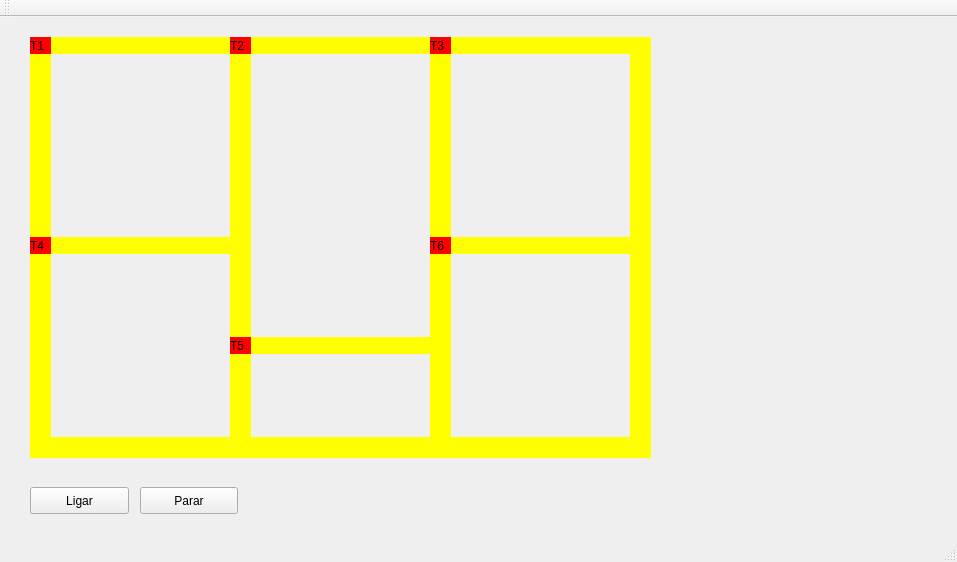
First picture: the form in mainwindow.ui, repository Lucasadasc/projeto-colisao-trens, before the edit.
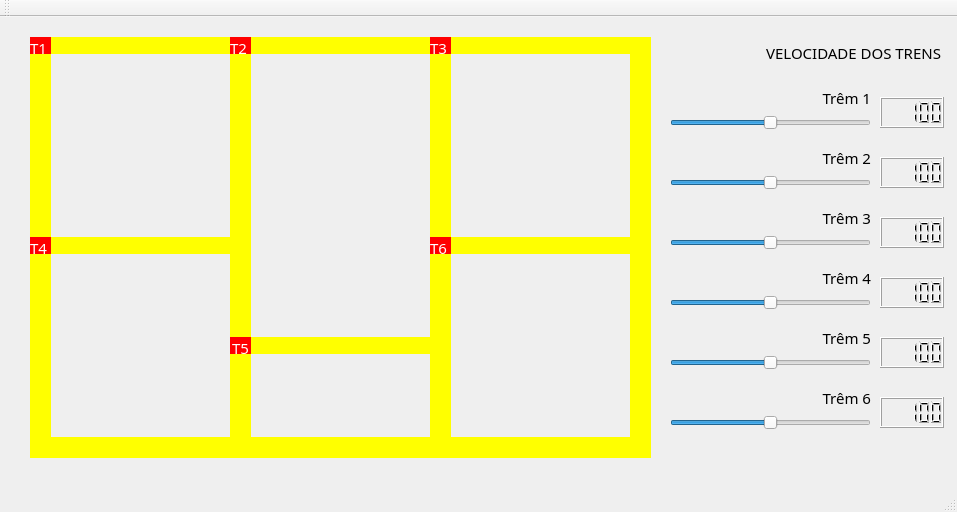
Second picture: the form after the edit.

Commit message: feat: ajusta velocidades dos trens via sliders e definide variavel para parar trens

The edit to the form file:
```diff
--- a/mainwindow.ui
+++ b/mainwindow.ui
@@ -7,7 +7,7 @@
     <x>0</x>
     <y>0</y>
     <width>957</width>
-    <height>562</height>
+    <height>512</height>
    </rect>
   </property>
   <property name="windowTitle">
@@ -23,11 +23,17 @@
       <height>17</height>
      </rect>
     </property>
+    <property name="font">
+     <font>
+      <family>Ubuntu Light</family>
+      <pointsize>11</pointsize>
+     </font>
+    </property>
     <property name="styleSheet">
      <string notr="true">QLabel { background: red}</string>
     </property>
     <property name="text">
-     <string>T1</string>
+     <string>&lt;html&gt;&lt;head/&gt;&lt;body&gt;&lt;p&gt;&lt;span style=&quot; color:#ffffff;&quot;&gt;T1&lt;/span&gt;&lt;/p&gt;&lt;/body&gt;&lt;/html&gt;</string>
     </property>
    </widget>
    <widget class="QLabel" name="label_trilho1">
@@ -62,32 +68,6 @@
      <string/>
     </property>
    </widget>
-   <widget class="QPushButton" name="pushButton">
-    <property name="geometry">
-     <rect>
-      <x>30</x>
-      <y>470</y>
-      <width>99</width>
-      <height>27</height>
-     </rect>
-    </property>
-    <property name="text">
-     <string>Ligar</string>
-    </property>
-   </widget>
-   <widget class="QPushButton" name="pushButton_2">
-    <property name="geometry">
-     <rect>
-      <x>140</x>
-      <y>470</y>
-      <width>98</width>
-      <height>27</height>
-     </rect>
-    </property>
-    <property name="text">
-     <string>Parar</string>
-    </property>
-   </widget>
    <widget class="QLabel" name="labelTrem2">
     <property name="geometry">
      <rect>
@@ -97,11 +77,17 @@
       <height>17</height>
      </rect>
     </property>
+    <property name="font">
+     <font>
+      <family>Ubuntu Light</family>
+      <pointsize>11</pointsize>
+     </font>
+    </property>
     <property name="styleSheet">
      <string notr="true">QLabel { background: red}</string>
     </property>
     <property name="text">
-     <string>T2</string>
+     <string>&lt;html&gt;&lt;head/&gt;&lt;body&gt;&lt;p&gt;&lt;span style=&quot; color:#ffffff;&quot;&gt;T2&lt;/span&gt;&lt;/p&gt;&lt;/body&gt;&lt;/html&gt;</string>
     </property>
    </widget>
    <widget class="QLabel" name="label_trilho1_3">
@@ -353,11 +339,17 @@
       <height>17</height>
      </rect>
     </property>
+    <property name="font">
+     <font>
+      <family>Ubuntu Light</family>
+      <pointsize>11</pointsize>
+     </font>
+    </property>
     <property name="styleSheet">
      <string notr="true">QLabel { background: red}</string>
     </property>
     <property name="text">
-     <string>T3</string>
+     <string>&lt;html&gt;&lt;head/&gt;&lt;body&gt;&lt;p&gt;&lt;span style=&quot; color:#ffffff;&quot;&gt;T3&lt;/span&gt;&lt;/p&gt;&lt;/body&gt;&lt;/html&gt;</string>
     </property>
    </widget>
    <widget class="QLabel" name="labelTrem4">
@@ -369,11 +361,17 @@
       <height>17</height>
      </rect>
     </property>
+    <property name="font">
+     <font>
+      <family>Ubuntu Light</family>
+      <pointsize>11</pointsize>
+     </font>
+    </property>
     <property name="styleSheet">
      <string notr="true">QLabel { background: red}</string>
     </property>
     <property name="text">
-     <string>T4</string>
+     <string>&lt;html&gt;&lt;head/&gt;&lt;body&gt;&lt;p&gt;&lt;span style=&quot; color:#ffffff;&quot;&gt;T4&lt;/span&gt;&lt;/p&gt;&lt;/body&gt;&lt;/html&gt;</string>
     </property>
    </widget>
    <widget class="QLabel" name="labelTrem5">
@@ -385,11 +383,29 @@
       <height>17</height>
      </rect>
     </property>
+    <property name="font">
+     <font>
+      <family>Ubuntu Light</family>
+      <pointsize>11</pointsize>
+      <weight>50</weight>
+      <italic>false</italic>
+      <bold>false</bold>
+     </font>
+    </property>
+    <property name="autoFillBackground">
+     <bool>false</bool>
+    </property>
     <property name="styleSheet">
      <string notr="true">QLabel { background: red}</string>
     </property>
     <property name="text">
-     <string>T5</string>
+     <string>&lt;html&gt;&lt;head/&gt;&lt;body&gt;&lt;p&gt;&lt;span style=&quot; color:#ffffff;&quot;&gt;T5&lt;/span&gt;&lt;/p&gt;&lt;/body&gt;&lt;/html&gt;</string>
+    </property>
+    <property name="scaledContents">
+     <bool>false</bool>
+    </property>
+    <property name="alignment">
+     <set>Qt::AlignCenter</set>
     </property>
    </widget>
    <widget class="QLabel" name="labelTrem6">
@@ -401,23 +417,408 @@
       <height>17</height>
      </rect>
     </property>
+    <property name="font">
+     <font>
+      <family>Ubuntu Light</family>
+      <pointsize>11</pointsize>
+     </font>
+    </property>
     <property name="styleSheet">
      <string notr="true">QLabel { background: red}</string>
     </property>
     <property name="text">
-     <string>T6</string>
+     <string>&lt;html&gt;&lt;head/&gt;&lt;body&gt;&lt;p&gt;&lt;span style=&quot; color:#ffffff;&quot;&gt;T6&lt;/span&gt;&lt;/p&gt;&lt;/body&gt;&lt;/html&gt;</string>
     </property>
    </widget>
-   <zorder>label_trilho4_7</zorder>
-   <zorder>label_trilho1_5</zorder>
-   <zorder>label_trilho4_5</zorder>
-   <zorder>label_trilho4_3</zorder>
-   <zorder>label_trilho4</zorder>
-   <zorder>label_trilho1_3</zorder>
-   <zorder>label_trilho1_2</zorder>
-   <zorder>label_trilho4_6</zorder>
-   <zorder>label_trilho4_4</zorder>
-   <zorder>label_trilho1</zorder>
+   <widget class="QSlider" name="sliderVelTrem1">
+    <property name="geometry">
+     <rect>
+      <x>670</x>
+      <y>90</y>
+      <width>201</width>
+      <height>31</height>
+     </rect>
+    </property>
+    <property name="minimumSize">
+     <size>
+      <width>201</width>
+      <height>0</height>
+     </size>
+    </property>
+    <property name="minimum">
+     <number>0</number>
+    </property>
+    <property name="maximum">
+     <number>200</number>
+    </property>
+    <property name="value">
+     <number>100</number>
+    </property>
+    <property name="orientation">
+     <enum>Qt::Horizontal</enum>
+    </property>
+   </widget>
+   <widget class="QLabel" name="label">
+    <property name="geometry">
+     <rect>
+      <x>820</x>
+      <y>70</y>
+      <width>51</width>
+      <height>21</height>
+     </rect>
+    </property>
+    <property name="font">
+     <font>
+      <family>Ubuntu Light</family>
+      <pointsize>11</pointsize>
+     </font>
+    </property>
+    <property name="text">
+     <string>Trêm 1</string>
+    </property>
+    <property name="textFormat">
+     <enum>Qt::AutoText</enum>
+    </property>
+    <property name="alignment">
+     <set>Qt::AlignRight|Qt::AlignTrailing|Qt::AlignVCenter</set>
+    </property>
+   </widget>
+   <widget class="QLabel" name="label_2">
+    <property name="geometry">
+     <rect>
+      <x>820</x>
+      <y>130</y>
+      <width>51</width>
+      <height>21</height>
+     </rect>
+    </property>
+    <property name="font">
+     <font>
+      <family>Ubuntu Light</family>
+      <pointsize>11</pointsize>
+     </font>
+    </property>
+    <property name="text">
+     <string>Trêm 2</string>
+    </property>
+    <property name="textFormat">
+     <enum>Qt::AutoText</enum>
+    </property>
+    <property name="alignment">
+     <set>Qt::AlignRight|Qt::AlignTrailing|Qt::AlignVCenter</set>
+    </property>
+   </widget>
+   <widget class="QSlider" name="sliderVelTrem2">
+    <property name="geometry">
+     <rect>
+      <x>670</x>
+      <y>150</y>
+      <width>201</width>
+      <height>31</height>
+     </rect>
+    </property>
+    <property name="maximum">
+     <number>200</number>
+    </property>
+    <property name="value">
+     <number>100</number>
+    </property>
+    <property name="orientation">
+     <enum>Qt::Horizontal</enum>
+    </property>
+   </widget>
+   <widget class="QLabel" name="label_3">
+    <property name="geometry">
+     <rect>
+      <x>820</x>
+      <y>250</y>
+      <width>51</width>
+      <height>21</height>
+     </rect>
+    </property>
+    <property name="font">
+     <font>
+      <family>Ubuntu Light</family>
+      <pointsize>11</pointsize>
+     </font>
+    </property>
+    <property name="text">
+     <string>Trêm 4</string>
+    </property>
+    <property name="textFormat">
+     <enum>Qt::AutoText</enum>
+    </property>
+    <property name="alignment">
+     <set>Qt::AlignRight|Qt::AlignTrailing|Qt::AlignVCenter</set>
+    </property>
+   </widget>
+   <widget class="QLabel" name="label_4">
+    <property name="geometry">
+     <rect>
+      <x>820</x>
+      <y>190</y>
+      <width>51</width>
+      <height>21</height>
+     </rect>
+    </property>
+    <property name="font">
+     <font>
+      <family>Ubuntu Light</family>
+      <pointsize>11</pointsize>
+     </font>
+    </property>
+    <property name="text">
+     <string>Trêm 3</string>
+    </property>
+    <property name="textFormat">
+     <enum>Qt::AutoText</enum>
+    </property>
+    <property name="alignment">
+     <set>Qt::AlignRight|Qt::AlignTrailing|Qt::AlignVCenter</set>
+    </property>
+   </widget>
+   <widget class="QSlider" name="sliderVelTrem3">
+    <property name="geometry">
+     <rect>
+      <x>670</x>
+      <y>210</y>
+      <width>201</width>
+      <height>31</height>
+     </rect>
+    </property>
+    <property name="maximum">
+     <number>200</number>
+    </property>
+    <property name="value">
+     <number>100</number>
+    </property>
+    <property name="orientation">
+     <enum>Qt::Horizontal</enum>
+    </property>
+   </widget>
+   <widget class="QSlider" name="sliderVelTrem4">
+    <property name="geometry">
+     <rect>
+      <x>670</x>
+      <y>270</y>
+      <width>201</width>
+      <height>31</height>
+     </rect>
+    </property>
+    <property name="maximum">
+     <number>200</number>
+    </property>
+    <property name="value">
+     <number>100</number>
+    </property>
+    <property name="orientation">
+     <enum>Qt::Horizontal</enum>
+    </property>
+   </widget>
+   <widget class="QSlider" name="sliderVelTrem5">
+    <property name="geometry">
+     <rect>
+      <x>670</x>
+      <y>330</y>
+      <width>201</width>
+      <height>31</height>
+     </rect>
+    </property>
+    <property name="maximum">
+     <number>200</number>
+    </property>
+    <property name="value">
+     <number>100</number>
+    </property>
+    <property name="orientation">
+     <enum>Qt::Horizontal</enum>
+    </property>
+   </widget>
+   <widget class="QSlider" name="sliderVelTrem6">
+    <property name="geometry">
+     <rect>
+      <x>670</x>
+      <y>390</y>
+      <width>201</width>
+      <height>31</height>
+     </rect>
+    </property>
+    <property name="maximum">
+     <number>200</number>
+    </property>
+    <property name="value">
+     <number>100</number>
+    </property>
+    <property name="orientation">
+     <enum>Qt::Horizontal</enum>
+    </property>
+   </widget>
+   <widget class="QLabel" name="label_5">
+    <property name="geometry">
+     <rect>
+      <x>820</x>
+      <y>370</y>
+      <width>51</width>
+      <height>21</height>
+     </rect>
+    </property>
+    <property name="font">
+     <font>
+      <family>Ubuntu Light</family>
+      <pointsize>11</pointsize>
+     </font>
+    </property>
+    <property name="text">
+     <string>Trêm 6</string>
+    </property>
+    <property name="textFormat">
+     <enum>Qt::AutoText</enum>
+    </property>
+    <property name="alignment">
+     <set>Qt::AlignRight|Qt::AlignTrailing|Qt::AlignVCenter</set>
+    </property>
+   </widget>
+   <widget class="QLabel" name="label_6">
+    <property name="geometry">
+     <rect>
+      <x>820</x>
+      <y>310</y>
+      <width>51</width>
+      <height>21</height>
+     </rect>
+    </property>
+    <property name="font">
+     <font>
+      <family>Ubuntu Light</family>
+      <pointsize>11</pointsize>
+     </font>
+    </property>
+    <property name="text">
+     <string>Trêm 5</string>
+    </property>
+    <property name="textFormat">
+     <enum>Qt::AutoText</enum>
+    </property>
+    <property name="alignment">
+     <set>Qt::AlignRight|Qt::AlignTrailing|Qt::AlignVCenter</set>
+    </property>
+   </widget>
+   <widget class="QLCDNumber" name="lcdNumber">
+    <property name="geometry">
+     <rect>
+      <x>880</x>
+      <y>80</y>
+      <width>64</width>
+      <height>31</height>
+     </rect>
+    </property>
+    <property name="intValue" stdset="0">
+     <number>100</number>
+    </property>
+   </widget>
+   <widget class="QLCDNumber" name="lcdNumber_2">
+    <property name="geometry">
+     <rect>
+      <x>880</x>
+      <y>140</y>
+      <width>64</width>
+      <height>31</height>
+     </rect>
+    </property>
+    <property name="intValue" stdset="0">
+     <number>100</number>
+    </property>
+   </widget>
+   <widget class="QLCDNumber" name="lcdNumber_3">
+    <property name="geometry">
+     <rect>
+      <x>880</x>
+      <y>200</y>
+      <width>64</width>
+      <height>31</height>
+     </rect>
+    </property>
+    <property name="intValue" stdset="0">
+     <number>100</number>
+    </property>
+   </widget>
+   <widget class="QLCDNumber" name="lcdNumber_4">
+    <property name="geometry">
+     <rect>
+      <x>880</x>
+      <y>260</y>
+      <width>64</width>
+      <height>31</height>
+     </rect>
+    </property>
+    <property name="intValue" stdset="0">
+     <number>100</number>
+    </property>
+   </widget>
+   <widget class="QLCDNumber" name="lcdNumber_5">
+    <property name="geometry">
+     <rect>
+      <x>880</x>
+      <y>320</y>
+      <width>64</width>
+      <height>31</height>
+     </rect>
+    </property>
+    <property name="intValue" stdset="0">
+     <number>100</number>
+    </property>
+   </widget>
+   <widget class="QLCDNumber" name="lcdNumber_6">
+    <property name="geometry">
+     <rect>
+      <x>880</x>
+      <y>380</y>
+      <width>64</width>
+      <height>31</height>
+     </rect>
+    </property>
+    <property name="intValue" stdset="0">
+     <number>100</number>
+    </property>
+   </widget>
+   <widget class="QLabel" name="label_7">
+    <property name="geometry">
+     <rect>
+      <x>710</x>
+      <y>20</y>
+      <width>231</width>
+      <height>31</height>
+     </rect>
+    </property>
+    <property name="font">
+     <font>
+      <family>Ubuntu Light</family>
+      <pointsize>11</pointsize>
+     </font>
+    </property>
+    <property name="layoutDirection">
+     <enum>Qt::LeftToRight</enum>
+    </property>
+    <property name="text">
+     <string>VELOCIDADE DOS TRENS</string>
+    </property>
+    <property name="textFormat">
+     <enum>Qt::PlainText</enum>
+    </property>
+    <property name="alignment">
+     <set>Qt::AlignRight|Qt::AlignTrailing|Qt::AlignVCenter</set>
+    </property>
+   </widget>
+   <zorder>labelTrilho16</zorder>
+   <zorder>labelTrilho5</zorder>
+   <zorder>labelTrilho14</zorder>
+   <zorder>labelTrilho11</zorder>
+   <zorder>labelTrilho10</zorder>
+   <zorder>labelTrilho3</zorder>
+   <zorder>labelTrilho2</zorder>
+   <zorder>labelTrilho15</zorder>
+   <zorder>labelTrilho12</zorder>
+   <zorder>labelTrilho1</zorder>
    <zorder>labelTrem1</zorder>
    <zorder>pushButton</zorder>
    <zorder>pushButton_2</zorder>
```
Left out of the diff: 69 changed lines with no effect on the pictures. The commit also changes 6 other files.
